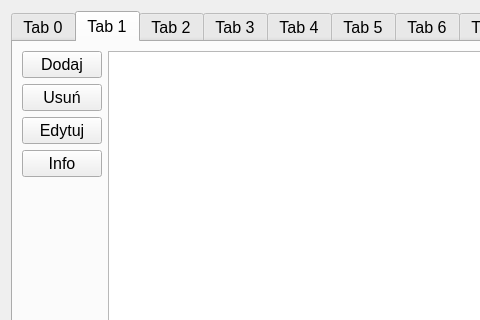
Qt form main_window_v2.ui (jozmac/lotnisko) before a commit; both pictures show x 0 to 480 and y 0 to 320 of the 900 by 700 pixel window.
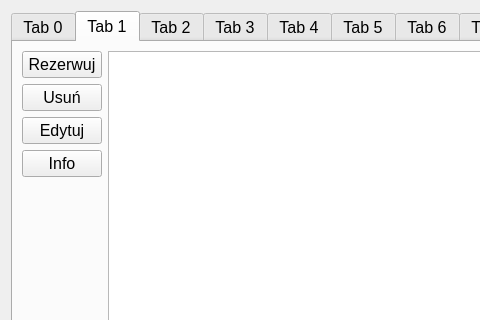
The same form after that commit. The open tabs and pages were chosen to show the change.

```diff
--- a/main_window_v2.ui
+++ b/main_window_v2.ui
@@ -120,7 +120,7 @@
             </font>
            </property>
            <property name="text">
-            <string>Dodaj</string>
+            <string>Rezerwuj</string>
            </property>
           </widget>
          </item>
```
Left out of the diff: 2 changed lines with no effect on the pictures.
